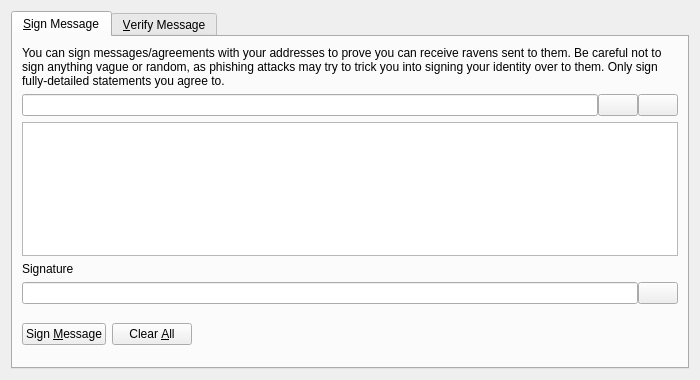
Qt form src/qt/forms/signverifymessagedialog.ui (m1126503-spec/MOG-Core) before a commit.
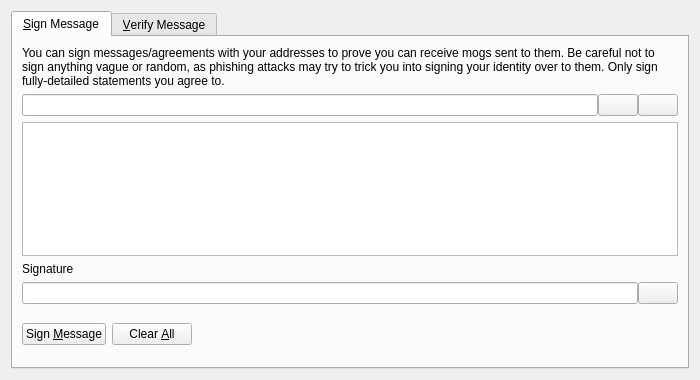
The same form after that commit. Icons and pictures are not drawn. Custom widgets are drawn as their Qt base class.

Patch:
```diff
--- a/src/qt/forms/signverifymessagedialog.ui
+++ b/src/qt/forms/signverifymessagedialog.ui
@@ -30,7 +30,7 @@
        <item>
         <widget class="QLabel" name="infoLabel_SM">
          <property name="text">
-          <string>You can sign messages/agreements with your addresses to prove you can receive ravens sent to them. Be careful not to sign anything vague or random, as phishing attacks may try to trick you into signing your identity over to them. Only sign fully-detailed statements you agree to.</string>
+          <string>You can sign messages/agreements with your addresses to prove you can receive mogs sent to them. Be careful not to sign anything vague or random, as phishing attacks may try to trick you into signing your identity over to them. Only sign fully-detailed statements you agree to.</string>
          </property>
          <property name="textFormat">
           <enum>Qt::PlainText</enum>
```
Left out of the diff: 16 changed lines with no effect on the pictures.
